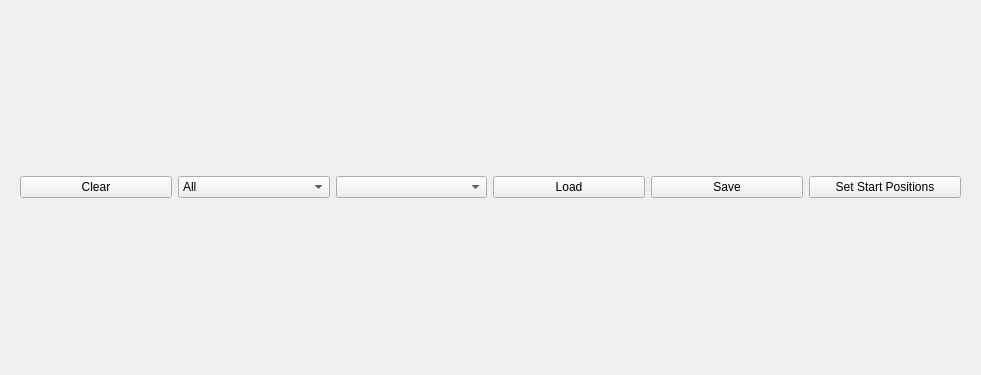
Qt form SurfaceBuilder.ui (SwissalpS/QtSssSNibblers) before a commit.
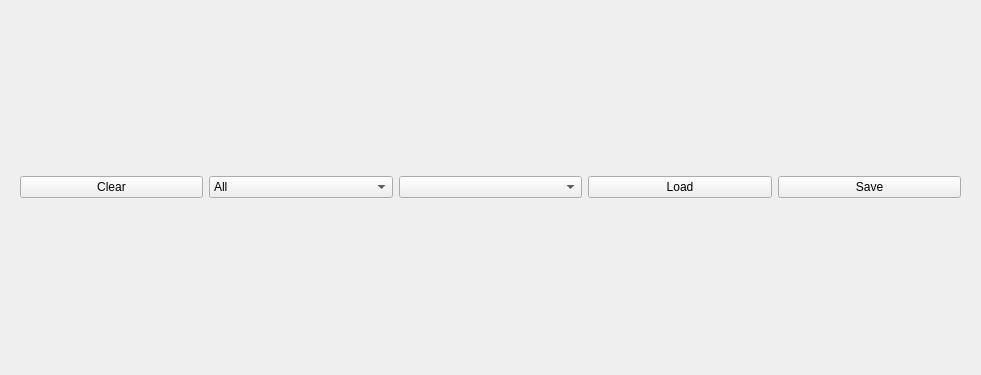
The same form after that commit.

Commit message: clean out no longer needed methods

Diff of the .ui file:
```diff
--- a/SurfaceBuilder.ui
+++ b/SurfaceBuilder.ui
@@ -79,13 +79,6 @@
         </property>
        </widget>
       </item>
-      <item>
-       <widget class="QPushButton" name="buttonSetStarts">
-        <property name="text">
-         <string>Set Start Positions</string>
-        </property>
-       </widget>
-      </item>
      </layout>
     </widget>
    </item>
```
The commit also changes 2 other files.
